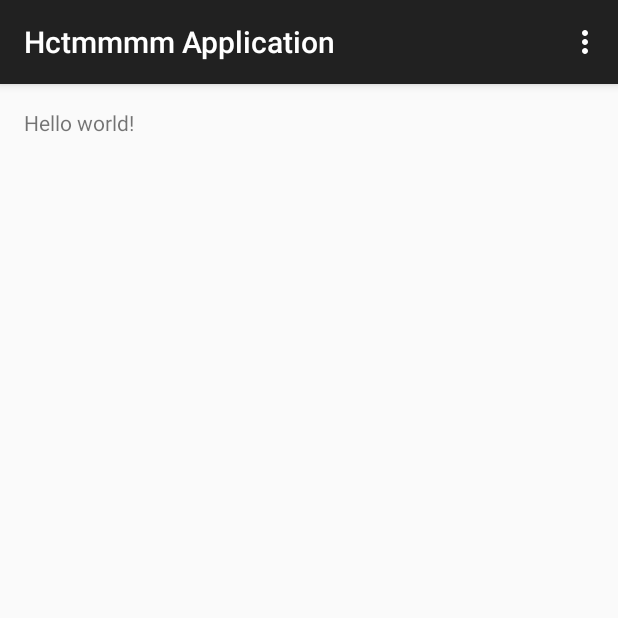
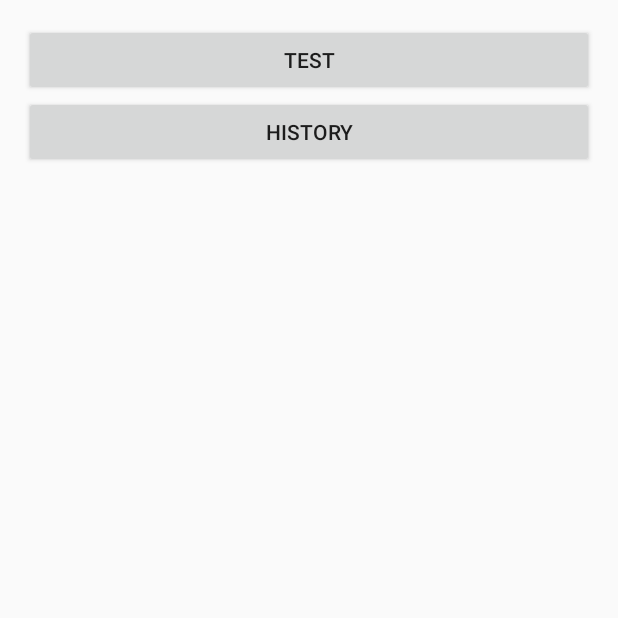
Before and after one commit to neblob/HctmmmmApplication, an Android app: the screen it shows after launch (MainActivity), on a phone screen of 412 x 824 dp, the top half of it. Run offline under Robolectric (Android 15) with nearby library versions, the phone set to English and light mode, and no system bars.

Commit message:
2nd code

```diff
--- a/app/src/main/java/com/example/toshiba/hctmmmmapplication/MainActivity.java
+++ b/app/src/main/java/com/example/toshiba/hctmmmmapplication/MainActivity.java
@@ -1,37 +1,28 @@
 package com.example.toshiba.hctmmmmapplication;
 
-import android.support.v7.app.AppCompatActivity;
+import android.app.Activity;
+import android.content.Intent;
 import android.os.Bundle;
-import android.view.Menu;
-import android.view.MenuItem;
+import android.view.View;
+import android.widget.Button;
 
-public class MainActivity extends AppCompatActivity {
+public class MainActivity extends Activity {
+
+    private static final int TAKE_PICTURE = 100;
 
     @Override
     protected void onCreate(Bundle savedInstanceState) {
         super.onCreate(savedInstanceState);
         setContentView(R.layout.activity_main);
+
+        Button buttonTest = (Button) findViewById(R.id.button_cameramain);
+        buttonTest.setOnClickListener(new View.OnClickListener() {
+            @Override
+            public void onClick(View v) {
+                Intent intent = new Intent(MainActivity.this, CameraActivity.class);
+                startActivity(intent);
+            }
+        });
     }
 
-    @Override
-    public boolean onCreateOptionsMenu(Menu menu) {
-        // Inflate the menu; this adds items to the action bar if it is present.
-        getMenuInflater().inflate(R.menu.menu_main, menu);
-        return true;
-    }
-
-    @Override
-    public boolean onOptionsItemSelected(MenuItem item) {
-        // Handle action bar item clicks here. The action bar will
-        // automatically handle clicks on the Home/Up button, so long
-        // as you specify a parent activity in AndroidManifest.xml.
-        int id = item.getItemId();
-
-        //noinspection SimplifiableIfStatement
-        if (id == R.id.action_settings) {
-            return true;
-        }
-
-        return super.onOptionsItemSelected(item);
-    }
 }
--- a/app/src/main/res/layout/activity_main.xml
+++ b/app/src/main/res/layout/activity_main.xml
@@ -1,11 +1,20 @@
-<RelativeLayout xmlns:android="http://schemas.android.com/apk/res/android"
-    xmlns:tools="http://schemas.android.com/tools" android:layout_width="match_parent"
-    android:layout_height="match_parent" android:paddingLeft="@dimen/activity_horizontal_margin"
-    android:paddingRight="@dimen/activity_horizontal_margin"
-    android:paddingTop="@dimen/activity_vertical_margin"
-    android:paddingBottom="@dimen/activity_vertical_margin" tools:context=".MainActivity">
+<LinearLayout xmlns:android="http://schemas.android.com/apk/res/android"
+    android:layout_width="match_parent"
+    android:layout_height="match_parent"
+    android:orientation="vertical"
+    android:padding="16dp"
+    android:weightSum="1">
 
-    <TextView android:text="@string/hello_world" android:layout_width="wrap_content"
-        android:layout_height="wrap_content" />
+    <Button
+        android:id="@+id/button_cameramain"
+        android:layout_width="fill_parent"
+        android:layout_height="wrap_content"
+        android:text="Test"
+        android:layout_gravity="center_horizontal" />
+    <Button
+        android:layout_width="match_parent"
+        android:layout_height="wrap_content"
+        android:text="History" />
 
-</RelativeLayout>
+
+</LinearLayout>
```
Also changed, not shown: app/src/main/java/com/example/toshiba/hctmmmmapplication/CameraActivity.java (added, +61 -0 lines), app/src/main/java/com/example/toshiba/hctmmmmapplication/MySurfaceView.java (added, +140 -0 lines), app/src/main/java/com/example/toshiba/hctmmmmapplication/ShowActivity.java (added, +37 -0 lines), app/src/main/res/layout/activity_camera.xml (added, +38 -0 lines), app/src/main/res/layout/activity_show.xml (added, +12 -0 lines).
